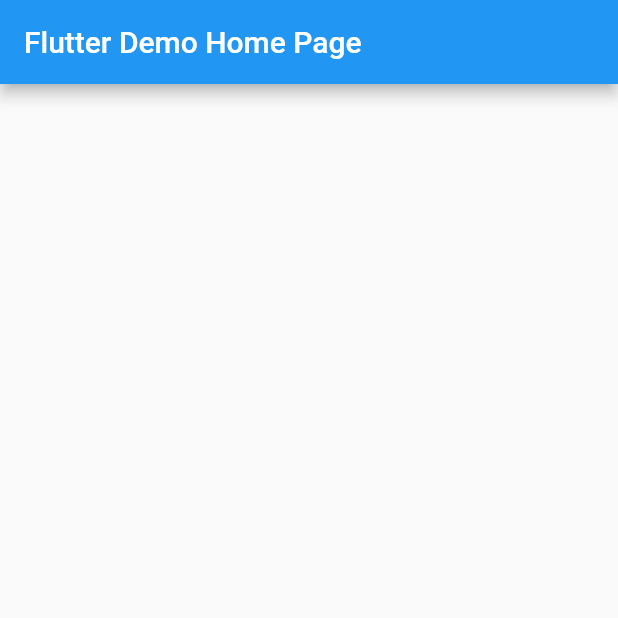
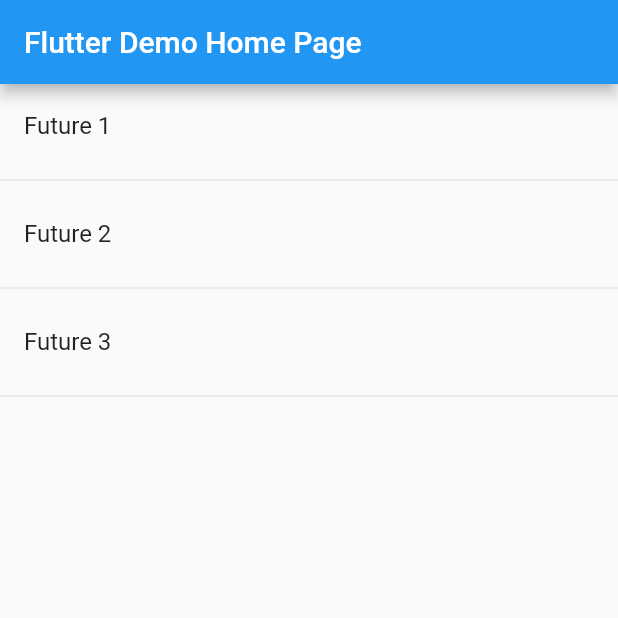
Before and after one commit to rguzman141189/movil, a Flutter app: the screen it shows after launch, on a phone screen of 412 x 824 dp, the top half of it. Run offline on Flutter 3.47's test engine with Material 2 defaults, Android fonts, the phone set to English and light mode, and no system bars.

```diff
--- a/lib/main.dart
+++ b/lib/main.dart
@@ -84,8 +84,25 @@ class _MyHomePageState extends State<MyHomePage> {
   }
 
   Widget _lista() {
-    print('Datos View');
-    print(dataProvider.datos);
+    dataProvider.datosJson().then((response) {
+      print('datos desde la view');
+      print(response);
+    });
+
+    return ListView(
+      children: listItems(),
+    );
+  }
+
+  List<Widget> listItems() {
+    return [
+      ListTile(title: Text('Future 1')),
+      Divider(),
+      ListTile(title: Text('Future 2')),
+      Divider(),
+      ListTile(title: Text('Future 3')),
+      Divider(),
+    ];
   }
 
   List<Widget> listaDatos() {
```
Also changed, not shown: lib/providers/data_providers.dart (+7 -9 lines).
